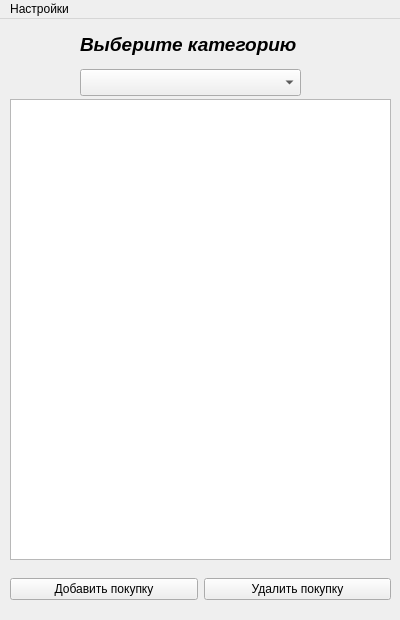
Above: ui/main.ui from Cyxapic/shopping_list before the change. Below: the same form after it.
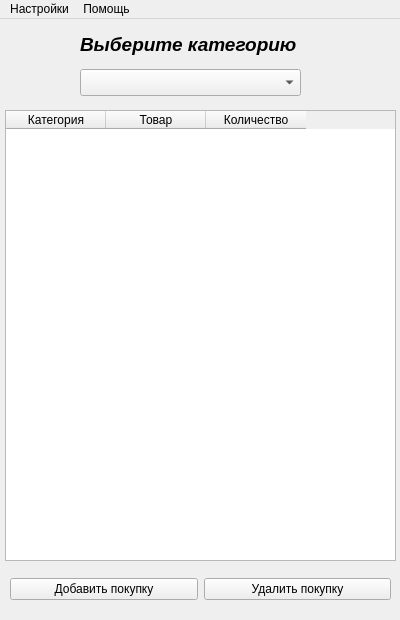
That is the form after the change.

The edit to the form file:
```diff
--- a/ui/main.ui
+++ b/ui/main.ui
@@ -62,16 +62,6 @@
      </rect>
     </property>
    </widget>
-   <widget class="QListWidget" name="listWidget">
-    <property name="geometry">
-     <rect>
-      <x>10</x>
-      <y>80</y>
-      <width>381</width>
-      <height>461</height>
-     </rect>
-    </property>
-   </widget>
    <widget class="QLabel" name="label">
     <property name="geometry">
      <rect>
@@ -93,6 +83,37 @@
      <string>Выберите категорию</string>
     </property>
    </widget>
+   <widget class="QTableWidget" name="tableShops">
+    <property name="geometry">
+     <rect>
+      <x>5</x>
+      <y>91</y>
+      <width>391</width>
+      <height>451</height>
+     </rect>
+    </property>
+    <property name="editTriggers">
+     <set>QAbstractItemView::NoEditTriggers</set>
+    </property>
+    <property name="tabKeyNavigation">
+     <bool>true</bool>
+    </property>
+    <column>
+     <property name="text">
+      <string>Категория</string>
+     </property>
+    </column>
+    <column>
+     <property name="text">
+      <string>Товар</string>
+     </property>
+    </column>
+    <column>
+     <property name="text">
+      <string>Количество</string>
+     </property>
+    </column>
+   </widget>
   </widget>
   <widget class="QMenuBar" name="menuBar">
    <property name="geometry">
@@ -109,7 +130,14 @@
     </property>
     <addaction name="action"/>
    </widget>
+   <widget class="QMenu" name="menu_2">
+    <property name="title">
+     <string>Помощь</string>
+    </property>
+    <addaction name="action_help"/>
+   </widget>
    <addaction name="menu"/>
+   <addaction name="menu_2"/>
   </widget>
   <action name="action">
    <property name="text">
```
Left out of the diff: 5 changed lines with no effect on the pictures.
